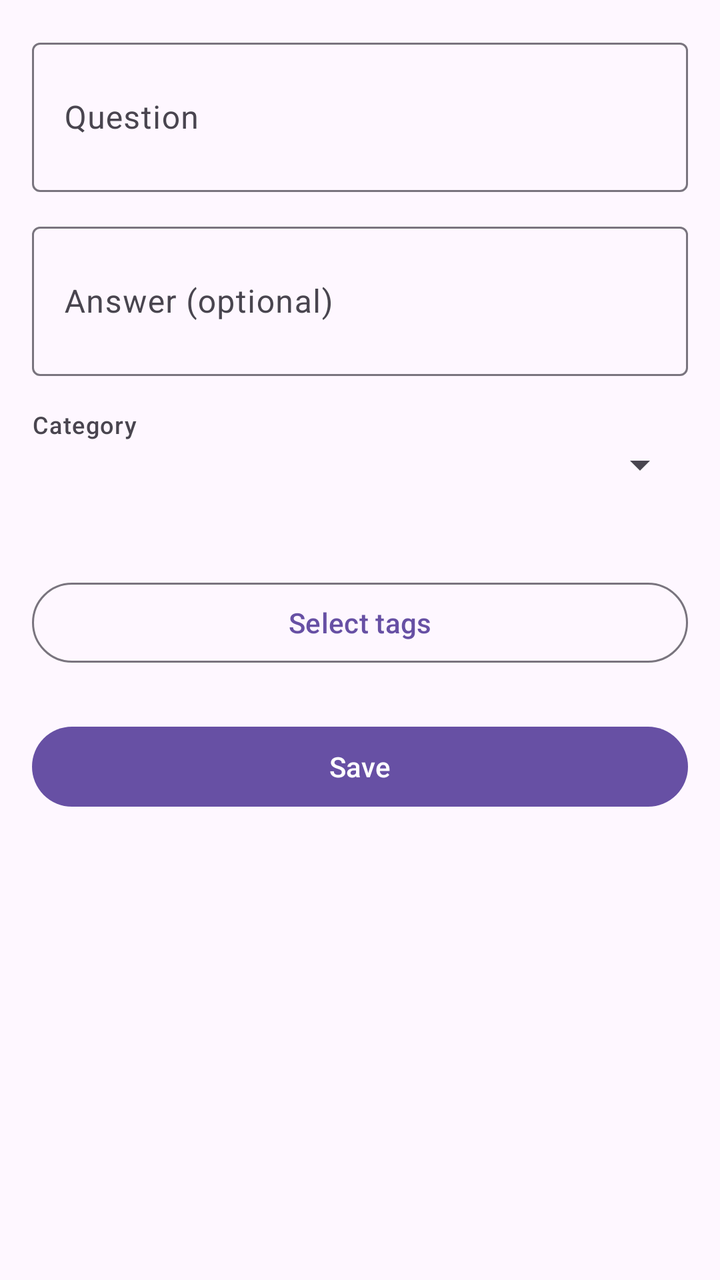
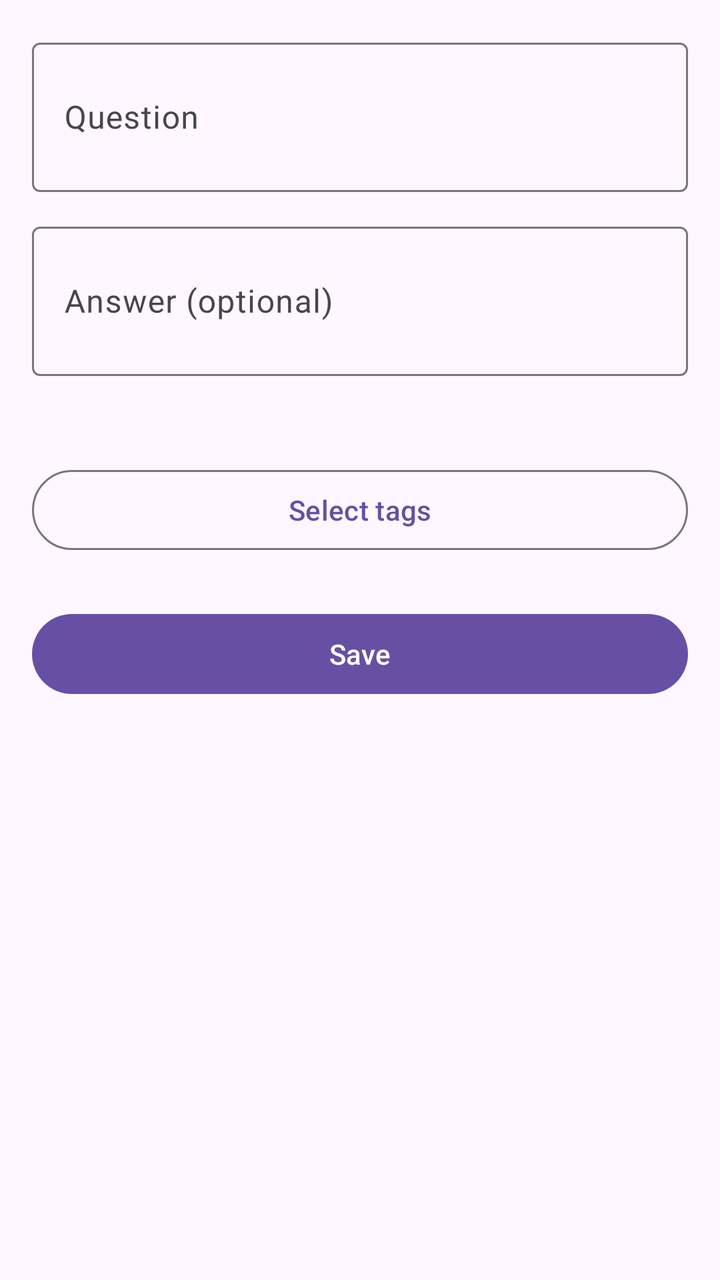

Before-and-after screenshots of an Android layout around one commit, followed by the original layout XML and the change that was made.
<!-- AndroidManifest.xml: application theme Theme.MemForce -->
<!-- res/layout/activity_question_edit.xml -->
<?xml version="1.0" encoding="utf-8"?>
<ScrollView xmlns:android="http://schemas.android.com/apk/res/android"
    android:layout_width="match_parent"
    android:layout_height="match_parent">

    <LinearLayout
        android:layout_width="match_parent"
        android:layout_height="wrap_content"
        android:orientation="vertical"
        android:padding="16dp">

        <com.google.android.material.textfield.TextInputLayout
            android:id="@+id/nameLayout"
            style="@style/Widget.Material3.TextInputLayout.OutlinedBox"
            android:layout_width="match_parent"
            android:layout_height="wrap_content"
            android:hint="@string/question_text">

            <com.google.android.material.textfield.TextInputEditText
                android:id="@+id/nameInput"
                android:layout_width="match_parent"
                android:layout_height="wrap_content"
                android:inputType="textMultiLine"
                android:minLines="2" />

        </com.google.android.material.textfield.TextInputLayout>

        <com.google.android.material.textfield.TextInputLayout
            style="@style/Widget.Material3.TextInputLayout.OutlinedBox"
            android:layout_width="match_parent"
            android:layout_height="wrap_content"
            android:layout_marginTop="12dp"
            android:hint="@string/question_answer">

            <com.google.android.material.textfield.TextInputEditText
                android:id="@+id/answerInput"
                android:layout_width="match_parent"
                android:layout_height="wrap_content"
                android:inputType="textMultiLine"
                android:minLines="2" />

        </com.google.android.material.textfield.TextInputLayout>

        <TextView
            android:layout_width="wrap_content"
            android:layout_height="wrap_content"
            android:layout_marginTop="16dp"
            android:text="@string/question_category"
            android:textAppearance="?attr/textAppearanceLabelMedium" />

        <Spinner
            android:id="@+id/categorySpinner"
            android:layout_width="match_parent"
            android:layout_height="wrap_content" />

        <TextView
            android:id="@+id/selectedTags"
            android:layout_width="match_parent"
            android:layout_height="wrap_content"
            android:layout_marginTop="16dp"
            android:textAppearance="?attr/textAppearanceBodyMedium" />

        <com.google.android.material.button.MaterialButton
            android:id="@+id/selectTagsButton"
            style="?attr/materialButtonOutlinedStyle"
            android:layout_width="match_parent"
            android:layout_height="wrap_content"
            android:layout_marginTop="8dp"
            android:text="@string/tags_select" />

        <com.google.android.material.button.MaterialButton
            android:id="@+id/saveButton"
            android:layout_width="match_parent"
            android:layout_height="wrap_content"
            android:layout_marginTop="24dp"
            android:text="@string/action_save" />

    </LinearLayout>

</ScrollView>
<!-- resources referenced by this layout -->
<resources>
  <string name="action_save">Save</string>
  <string name="question_answer">Answer (optional)</string>
  <string name="question_category">Category</string>
  <string name="question_text">Question</string>
  <string name="tags_select">Select tags</string>
  <style name="Theme.MemForce" parent="Theme.Material3.Light.NoActionBar" />
</resources>

<!-- the commit's change to res/layout/activity_question_edit.xml (unified diff, before → after) -->
@@ -42,18 +42,6 @@
         </com.google.android.material.textfield.TextInputLayout>
 
         <TextView
-            android:layout_width="wrap_content"
-            android:layout_height="wrap_content"
-            android:layout_marginTop="16dp"
-            android:text="@string/question_category"
-            android:textAppearance="?attr/textAppearanceLabelMedium" />
-
-        <Spinner
-            android:id="@+id/categorySpinner"
-            android:layout_width="match_parent"
-            android:layout_height="wrap_content" />
-
-        <TextView
             android:id="@+id/selectedTags"
             android:layout_width="match_parent"
             android:layout_height="wrap_content"
<!-- resource entries referenced after the edit -->
@@ -2,7 +2,6 @@
 <resources>
   <string name="action_save">Save</string>
   <string name="question_answer">Answer (optional)</string>
-  <string name="question_category">Category</string>
   <string name="question_text">Question</string>
   <string name="tags_select">Select tags</string>
   <style name="Theme.MemForce" parent="Theme.Material3.Light.NoActionBar" />
